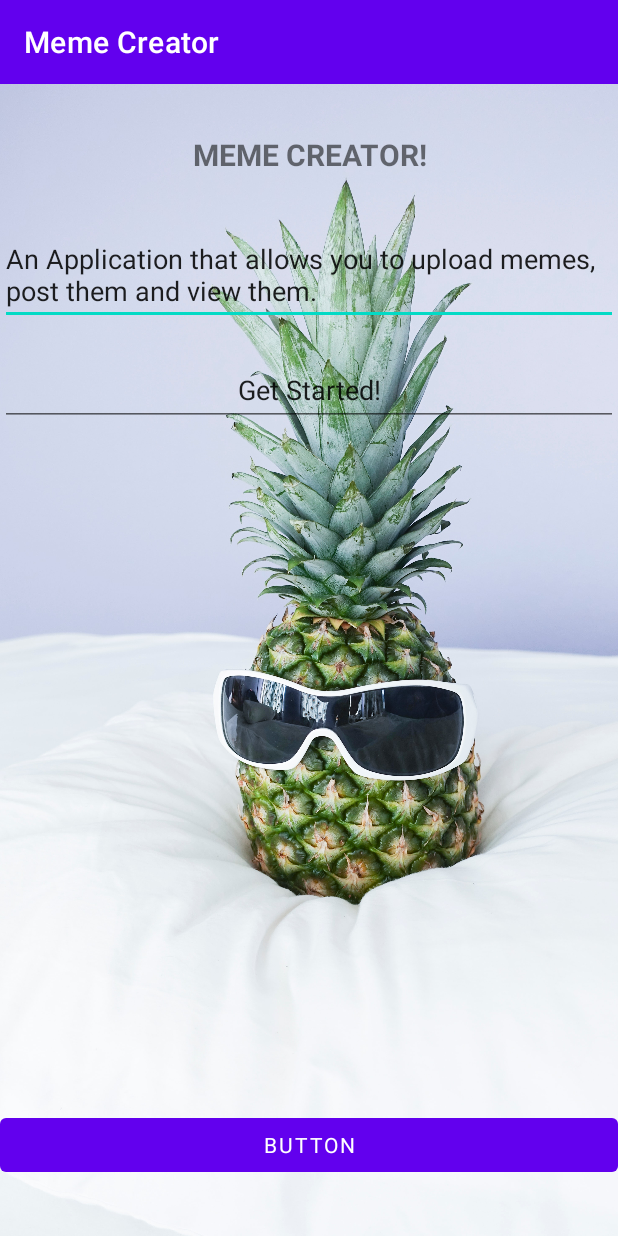
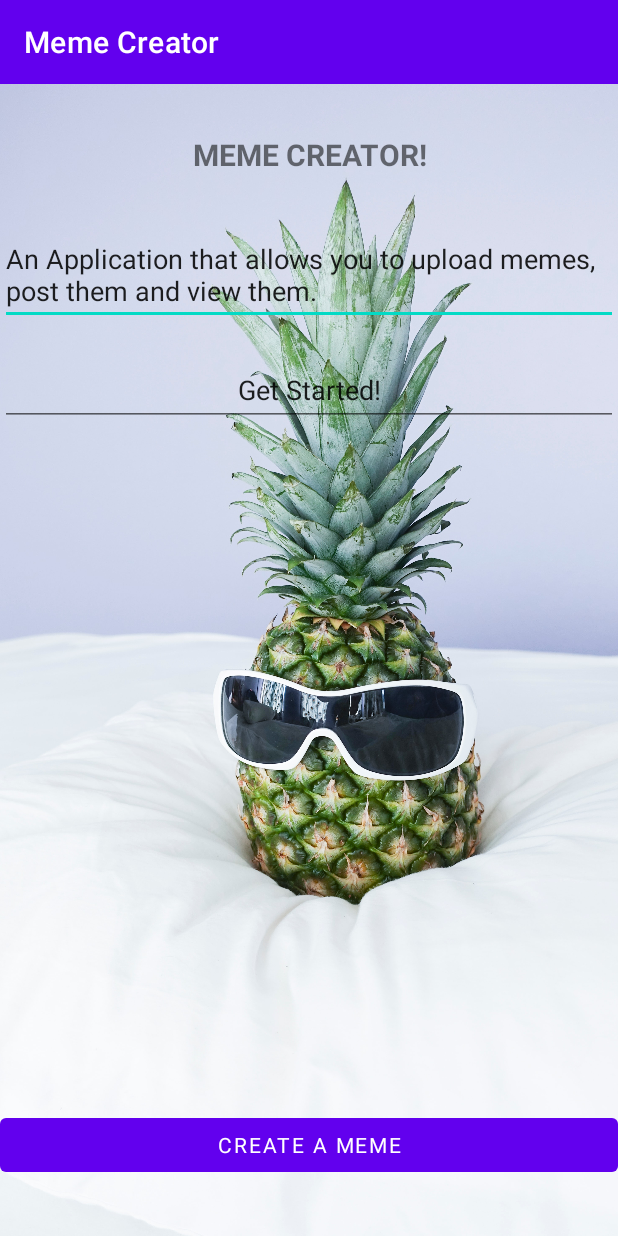
Before and after one commit to ETS-Android2/meme-creator, an Android app: the screen it shows after launch (MainActivity), on a phone screen of 412 x 824 dp. Run offline under Robolectric (Android 15) with nearby library versions, the phone set to English and light mode, and no system bars; our stand-ins replace ButterKnife; Roboto replaces fonts that are not available here.

Commit message:
Edited the Button text and created a new activity for creating a meme

```diff
--- a/app/src/main/res/layout/activity_main.xml
+++ b/app/src/main/res/layout/activity_main.xml
@@ -23,7 +23,7 @@
         android:layout_width="0dp"
         android:layout_height="wrap_content"
         android:fontFamily="@font/roboto"
-        android:text="Button"
+        android:text="Create A Meme"
         app:layout_constraintBottom_toBottomOf="parent"
         app:layout_constraintEnd_toEndOf="parent"
         app:layout_constraintHorizontal_bias="0.0"
--- /dev/null
+++ b/app/src/main/res/layout/meme_creator.xml
@@ -0,0 +1,6 @@
+<?xml version="1.0" encoding="utf-8"?>
+<androidx.constraintlayout.widget.ConstraintLayout xmlns:android="http://schemas.android.com/apk/res/android"
+    android:layout_width="match_parent"
+    android:layout_height="match_parent">
+
+</androidx.constraintlayout.widget.ConstraintLayout>
```
Also changed, not shown: app/src/main/java/com/moringaschool/memecreator/MemeCreatorActivity.java (+12 -1 lines).
